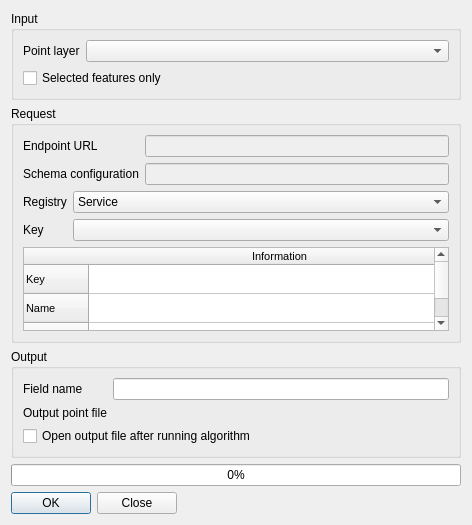
Old version of the form GeoContextQGISPlugin_processing_dialog_base.ui in the repository kartoza/GeoContextQGISPlugin.
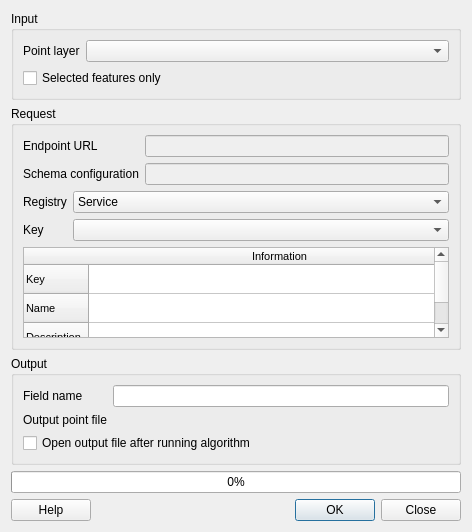
New version of the form. Custom widgets are drawn as their Qt base class.

Commit message: sphinx html theme changed. help button now works for the toolbar/options/panel/tool.

Diff of the .ui file:
```diff
--- a/GeoContextQGISPlugin_processing_dialog_base.ui
+++ b/GeoContextQGISPlugin_processing_dialog_base.ui
@@ -7,24 +7,14 @@
     <x>0</x>
     <y>0</y>
     <width>472</width>
-    <height>525</height>
+    <height>532</height>
    </rect>
   </property>
   <property name="windowTitle">
    <string>Process layer</string>
   </property>
-  <layout class="QFormLayout" name="formLayout_4">
-   <item row="4" column="0">
-    <widget class="QDialogButtonBox" name="buttonBox">
-     <property name="orientation">
-      <enum>Qt::Horizontal</enum>
-     </property>
-     <property name="standardButtons">
-      <set>QDialogButtonBox::Close|QDialogButtonBox::Ok</set>
-     </property>
-    </widget>
-   </item>
-   <item row="0" column="0" colspan="2">
+  <layout class="QVBoxLayout" name="verticalLayout_2">
+   <item>
     <widget class="QGroupBox" name="gbInput">
      <property name="title">
       <string>Input</string>
@@ -50,7 +40,7 @@
      </layout>
     </widget>
    </item>
-   <item row="1" column="0" colspan="2">
+   <item>
     <widget class="QGroupBox" name="gbRequest">
      <property name="title">
       <string>Request</string>
@@ -207,7 +197,7 @@
      </layout>
     </widget>
    </item>
-   <item row="2" column="0" colspan="2">
+   <item>
     <widget class="QGroupBox" name="gbOutput">
      <property name="title">
       <string>Output</string>
@@ -247,13 +237,47 @@
      </layout>
     </widget>
    </item>
-   <item row="3" column="0" colspan="2">
+   <item>
     <widget class="QProgressBar" name="pbProcessing">
      <property name="value">
       <number>0</number>
      </property>
     </widget>
    </item>
+   <item>
+    <layout class="QHBoxLayout" name="horizontalLayout">
+     <item>
+      <widget class="QPushButton" name="btnHelp">
+       <property name="text">
+        <string>Help</string>
+       </property>
+      </widget>
+     </item>
+     <item>
+      <spacer name="horizontalSpacer">
+       <property name="orientation">
+        <enum>Qt::Horizontal</enum>
+       </property>
+       <property name="sizeHint" stdset="0">
+        <size>
+         <width>40</width>
+         <height>20</height>
+        </size>
+       </property>
+      </spacer>
+     </item>
+     <item>
+      <widget class="QDialogButtonBox" name="buttonBox">
+       <property name="orientation">
+        <enum>Qt::Horizontal</enum>
+       </property>
+       <property name="standardButtons">
+        <set>QDialogButtonBox::Close|QDialogButtonBox::Ok</set>
+       </property>
+      </widget>
+     </item>
+    </layout>
+   </item>
   </layout>
   <zorder>gbInput</zorder>
   <zorder>buttonBox</zorder>
```
Left out of the diff: 3 changed lines with no effect on the pictures. The commit also changes 39 other files.
